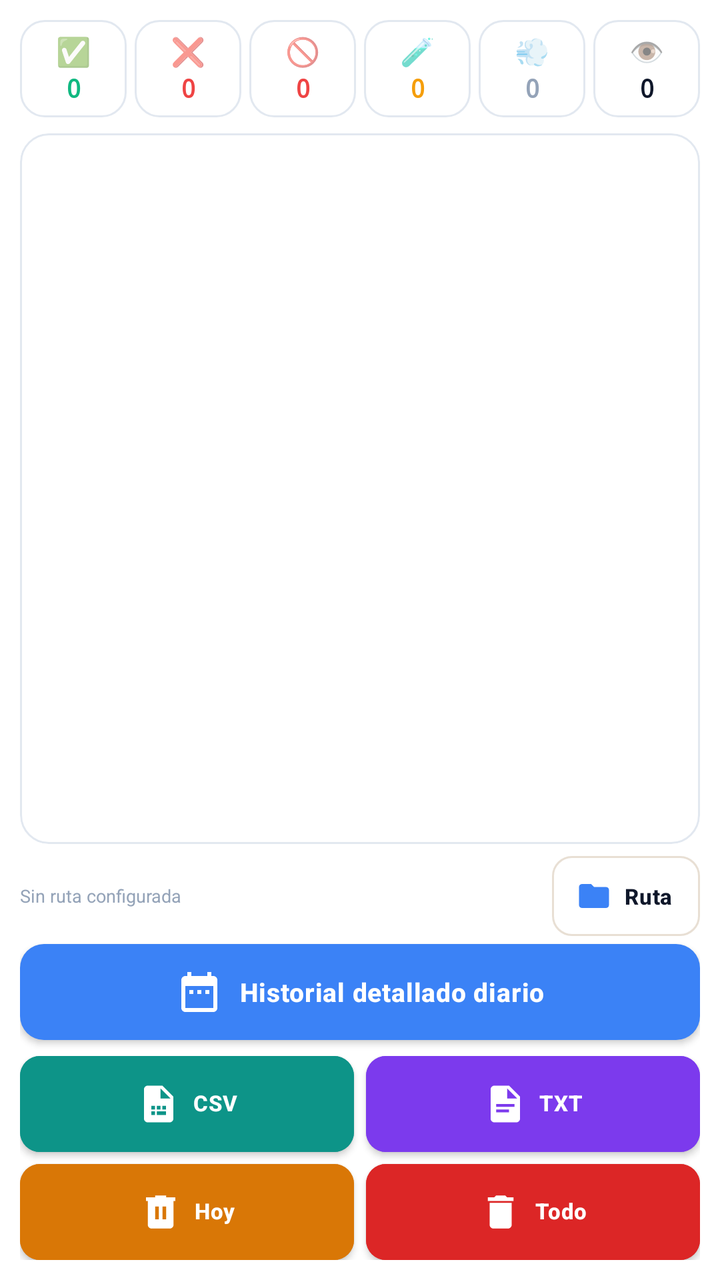
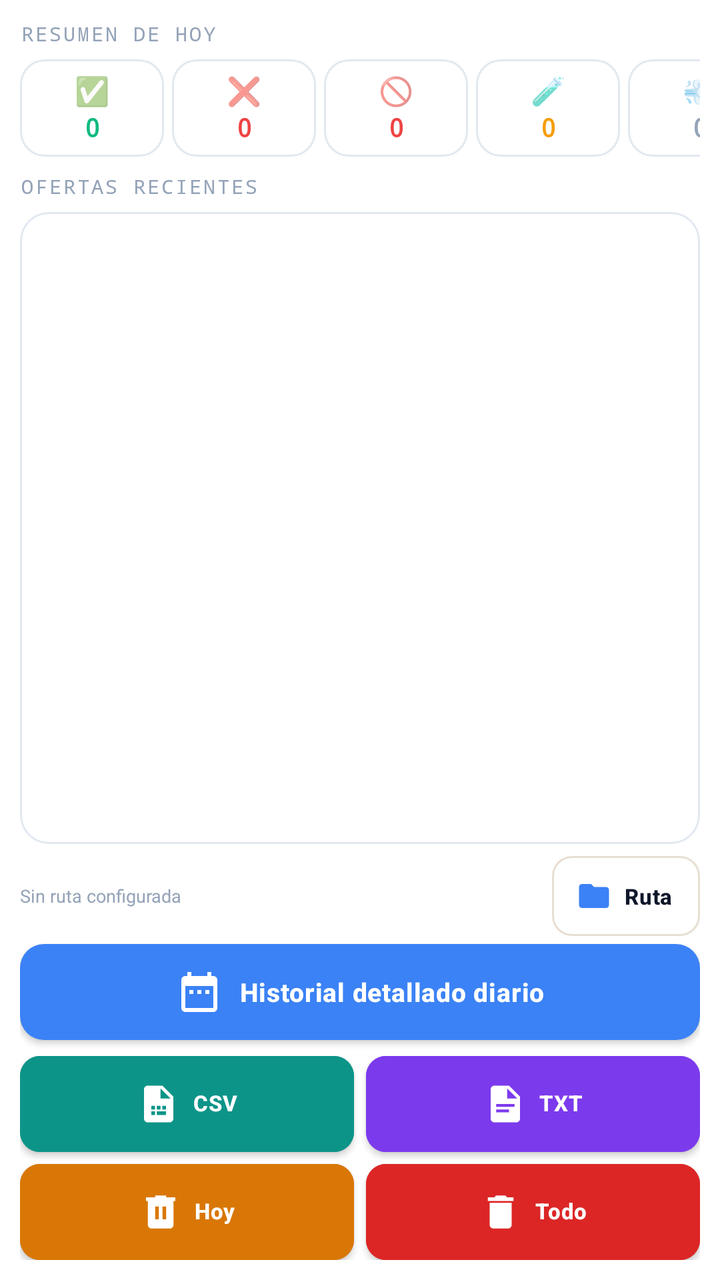

Screens rendered from an Android XML layout before and after an edit, with the pre-edit source and the edit as a unified diff.
<!-- AndroidManifest.xml: application theme AppTheme -->
<!-- res/layout/fragment_historial.xml -->
<?xml version="1.0" encoding="utf-8"?>
<LinearLayout xmlns:android="http://schemas.android.com/apk/res/android"
    xmlns:app="http://schemas.android.com/apk/res-auto"
    android:layout_width="match_parent"
    android:layout_height="match_parent"
    android:orientation="vertical"
    android:background="@color/bg_page"
    android:padding="10dp">

    
    <LinearLayout
        android:layout_width="match_parent"
        android:layout_height="wrap_content"
        android:orientation="horizontal"
        android:layout_marginBottom="8dp">

        <LinearLayout android:id="@+id/cardAccepted"
            android:layout_width="0dp" android:layout_height="wrap_content"
            android:layout_weight="1" android:orientation="vertical" android:gravity="center"
            android:background="@drawable/stat_card" android:padding="6dp"
            android:layout_marginEnd="2dp" android:clickable="true" android:focusable="true">
            <TextView android:layout_width="wrap_content" android:layout_height="wrap_content"
                android:text="✅" android:textSize="14sp" android:gravity="center"/>
            <TextView android:id="@+id/tvHistAccepted"
                android:layout_width="match_parent" android:layout_height="wrap_content"
                android:text="0" android:textSize="13sp" android:textStyle="bold"
                android:fontFamily="monospace"
                android:textColor="@color/green_400" android:gravity="center" android:singleLine="true"/>
        </LinearLayout>

        <LinearLayout android:id="@+id/cardRejected"
            android:layout_width="0dp" android:layout_height="wrap_content"
            android:layout_weight="1" android:orientation="vertical" android:gravity="center"
            android:background="@drawable/stat_card" android:padding="6dp"
            android:layout_marginEnd="2dp" android:layout_marginStart="2dp"
            android:clickable="true" android:focusable="true">
            <TextView android:layout_width="wrap_content" android:layout_height="wrap_content"
                android:text="❌" android:textSize="14sp" android:gravity="center"/>
            <TextView android:id="@+id/tvHistRejected"
                android:layout_width="match_parent" android:layout_height="wrap_content"
                android:text="0" android:textSize="13sp" android:textStyle="bold"
                android:fontFamily="monospace"
                android:textColor="@color/coral_600" android:gravity="center" android:singleLine="true"/>
        </LinearLayout>

        <LinearLayout android:id="@+id/cardCancelled"
            android:layout_width="0dp" android:layout_height="wrap_content"
            android:layout_weight="1" android:orientation="vertical" android:gravity="center"
            android:background="@drawable/stat_card" android:padding="6dp"
            android:layout_marginEnd="2dp" android:layout_marginStart="2dp"
            android:clickable="true" android:focusable="true">
            <TextView android:layout_width="wrap_content" android:layout_height="wrap_content"
                android:text="🚫" android:textSize="14sp" android:gravity="center"/>
            <TextView android:id="@+id/tvHistCancelled"
                android:layout_width="match_parent" android:layout_height="wrap_content"
                android:text="0" android:textSize="13sp" android:textStyle="bold"
                android:fontFamily="monospace"
                android:textColor="@color/coral_600" android:gravity="center" android:singleLine="true"/>
        </LinearLayout>

        <LinearLayout android:id="@+id/cardSimulated"
            android:layout_width="0dp" android:layout_height="wrap_content"
            android:layout_weight="1" android:orientation="vertical" android:gravity="center"
            android:background="@drawable/stat_card" android:padding="6dp"
            android:layout_marginEnd="2dp" android:layout_marginStart="2dp"
            android:clickable="true" android:focusable="true">
            <TextView android:layout_width="wrap_content" android:layout_height="wrap_content"
                android:text="🧪" android:textSize="14sp" android:gravity="center"/>
            <TextView android:id="@+id/tvHistSimulated"
                android:layout_width="match_parent" android:layout_height="wrap_content"
                android:text="0" android:textSize="13sp" android:textStyle="bold"
                android:fontFamily="monospace"
                android:textColor="@color/amber_400" android:gravity="center" android:singleLine="true"/>
        </LinearLayout>

        <LinearLayout android:id="@+id/cardMiss"
            android:layout_width="0dp" android:layout_height="wrap_content"
            android:layout_weight="1" android:orientation="vertical" android:gravity="center"
            android:background="@drawable/stat_card" android:padding="6dp"
            android:layout_marginEnd="2dp" android:layout_marginStart="2dp"
            android:clickable="true" android:focusable="true">
            <TextView android:layout_width="wrap_content" android:layout_height="wrap_content"
                android:text="💨" android:textSize="14sp" android:gravity="center"/>
            <TextView android:id="@+id/tvHistMiss"
                android:layout_width="match_parent" android:layout_height="wrap_content"
                android:text="0" android:textSize="13sp" android:textStyle="bold"
                android:fontFamily="monospace"
                android:textColor="@color/text_hint" android:gravity="center" android:singleLine="true"/>
        </LinearLayout>

        <LinearLayout android:id="@+id/cardSeen"
            android:layout_width="0dp" android:layout_height="wrap_content"
            android:layout_weight="1" android:orientation="vertical" android:gravity="center"
            android:background="@drawable/stat_card" android:padding="6dp"
            android:layout_marginStart="2dp"
            android:clickable="true" android:focusable="true">
            <TextView android:layout_width="wrap_content" android:layout_height="wrap_content"
                android:text="👁" android:textSize="14sp" android:gravity="center"/>
            <TextView android:id="@+id/tvHistSeen"
                android:layout_width="match_parent" android:layout_height="wrap_content"
                android:text="0" android:textSize="13sp" android:textStyle="bold"
                android:fontFamily="monospace"
                android:textColor="@color/text_primary" android:gravity="center" android:singleLine="true"/>
        </LinearLayout>

    </LinearLayout>

    
    <LinearLayout android:layout_width="match_parent" android:layout_height="0dp"
        android:layout_weight="1" android:orientation="vertical">

        <LinearLayout style="@style/Card"
            android:layout_width="match_parent"
            android:layout_height="0dp"
            android:layout_weight="1"
            android:layout_marginBottom="6dp">
            <androidx.recyclerview.widget.RecyclerView
                android:id="@+id/rvOffers"
                android:layout_width="match_parent"
                android:layout_height="match_parent"
                android:clipToPadding="false"
                android:scrollbars="vertical"
                android:fadeScrollbars="true"/>
        </LinearLayout>

        
        <LinearLayout
            android:layout_width="match_parent"
            android:layout_height="wrap_content"
            android:orientation="horizontal"
            android:gravity="center_vertical"
            android:layout_marginBottom="4dp">
            <TextView
                android:id="@+id/tvTxtSavePath"
                android:layout_width="0dp"
                android:layout_height="wrap_content"
                android:layout_weight="1"
                android:text="Sin ruta configurada"
                android:textSize="9sp"
                android:textColor="@color/text_hint"
                android:ellipsize="middle"
                android:maxLines="1"/>
            <com.google.android.material.button.MaterialButton
                android:id="@+id/btnConfigSavePath"
                style="@style/SparkButtonCompact"
                android:layout_width="wrap_content"
                android:layout_height="40dp"
                android:layout_marginStart="6dp"
                android:text="Ruta"
                android:textSize="11sp"
                android:minWidth="0dp"
                android:minHeight="0dp"
                android:paddingLeft="12dp"
                android:paddingRight="14dp"
                app:icon="@drawable/ic_hist_folder"
                app:iconGravity="textStart"
                app:iconPadding="6dp"
                app:iconSize="18dp"
                app:iconTint="@color/colorAccent"/>
        </LinearLayout>

        <com.google.android.material.button.MaterialButton
            android:id="@+id/btnDayLog"
            style="@style/SparkButtonPrimary"
            android:layout_width="match_parent"
            android:layout_height="wrap_content"
            android:layout_marginBottom="8dp"
            android:text="Historial detallado diario"
            android:textSize="13sp"
            app:icon="@drawable/ic_hist_calendar"
            app:iconGravity="textStart"
            app:iconPadding="8dp"
            app:iconTint="@color/button_primary_text"/>

        
        <android.widget.GridLayout
            android:layout_width="match_parent"
            android:layout_height="wrap_content"
            android:columnCount="2"
            android:rowCount="2"
            android:alignmentMode="alignBounds"
            android:columnOrderPreserved="false"
            android:useDefaultMargins="false">

            <com.google.android.material.button.MaterialButton
                android:id="@+id/btnExportCsv"
                style="@style/HistorialActionButton"
                android:layout_width="0dp"
                android:layout_height="@dimen/hist_action_btn_height"
                android:layout_columnWeight="1"
                android:layout_row="0"
                android:layout_column="0"
                android:layout_marginEnd="3dp"
                android:layout_marginBottom="3dp"
                android:backgroundTint="@color/hist_action_csv_bg"
                android:contentDescription="Exportar CSV"
                android:text="CSV"
                app:icon="@drawable/ic_hist_csv"/>

            <com.google.android.material.button.MaterialButton
                android:id="@+id/btnExportTxt"
                style="@style/HistorialActionButton"
                android:layout_width="0dp"
                android:layout_height="@dimen/hist_action_btn_height"
                android:layout_columnWeight="1"
                android:layout_row="0"
                android:layout_column="1"
                android:layout_marginStart="3dp"
                android:layout_marginBottom="3dp"
                android:backgroundTint="@color/hist_action_txt_bg"
                android:contentDescription="Guardar TXT"
                android:text="TXT"
                app:icon="@drawable/ic_hist_txt"/>

            <com.google.android.material.button.MaterialButton
                android:id="@+id/btnResetToday"
                style="@style/HistorialActionButton"
                android:layout_width="0dp"
                android:layout_height="@dimen/hist_action_btn_height"
                android:layout_columnWeight="1"
                android:layout_row="1"
                android:layout_column="0"
                android:layout_marginEnd="3dp"
                android:layout_marginTop="3dp"
                android:backgroundTint="@color/hist_action_today_bg"
                android:contentDescription="Borrar datos de hoy"
                android:text="Hoy"
                app:icon="@drawable/ic_hist_trash_today"/>

            <com.google.android.material.button.MaterialButton
                android:id="@+id/btnClearHistory"
                style="@style/HistorialActionButton"
                android:layout_width="0dp"
                android:layout_height="@dimen/hist_action_btn_height"
                android:layout_columnWeight="1"
                android:layout_row="1"
                android:layout_column="1"
                android:layout_marginStart="3dp"
                android:layout_marginTop="3dp"
                android:backgroundTint="@color/hist_action_all_bg"
                android:contentDescription="Borrar todo el historial"
                android:text="Todo"
                app:icon="@drawable/ic_hist_trash_all"/>
        </android.widget.GridLayout>

    </LinearLayout>

</LinearLayout>
<!-- resources referenced by this layout -->
<resources>
  <color name="amber_400">#F59E0B</color>
  <color name="bg_page">#FFFFFF</color>
  <color name="button_primary_text">#FFFFFF</color>
  <color name="colorAccent">#3B82F6</color>
  <color name="coral_600">#EF4444</color>
  <color name="green_400">#10B981</color>
  <color name="hist_action_all_bg">#DC2626</color>
  <color name="hist_action_csv_bg">#0D9488</color>
  <color name="hist_action_today_bg">#D97706</color>
  <color name="hist_action_txt_bg">#7C3AED</color>
  <color name="text_hint">#94A3B8</color>
  <color name="text_primary">#0F172A</color>
  <dimen name="hist_action_btn_height">48dp</dimen>
  <!-- drawable stat_card (drawable) -->
  <?xml version="1.0" encoding="utf-8"?>
  <shape xmlns:android="http://schemas.android.com/apk/res/android">
      <solid android:color="@color/bg_card"/>
      <stroke android:width="1dp" android:color="@color/border_subtle"/>
      <corners android:radius="12dp"/>
  </shape>
  <style name="HistorialActionButton" parent="HistorialSquareButton">
          <item name="android:paddingLeft">10dp</item>
          <item name="android:paddingRight">10dp</item>
          <item name="iconGravity">textStart</item>
          <item name="iconPadding">6dp</item>
          <item name="iconSize">22dp</item>
          <item name="android:gravity">center_vertical|center_horizontal</item>
      </style>
  <style name="SparkButtonCompact" parent="SparkButtonSecondary">
          <item name="android:minHeight">40dp</item>
          <item name="android:paddingTop">8dp</item>
          <item name="android:paddingBottom">8dp</item>
          <item name="android:paddingLeft">12dp</item>
          <item name="android:paddingRight">12dp</item>
          <item name="android:textSize">12sp</item>
          <item name="cornerRadius">10dp</item>
      </style>
  <color name="bg_card">#FFFFFF</color>
  <color name="border_subtle">#E2E8F0</color>
  <!-- drawable card_bg (drawable) -->
  <?xml version="1.0" encoding="utf-8"?>
  <shape xmlns:android="http://schemas.android.com/apk/res/android">
      <solid android:color="@color/bg_card"/>
      <stroke android:width="1dp" android:color="@color/border_subtle"/>
      <corners android:radius="14dp"/>
  </shape>
  <color name="button_primary_bg">#3B82F6</color>
  <color name="colorPrimary">#FFFFFF</color>
  <color name="colorPrimaryDark">#FFFFFF</color>
  <color name="text_secondary">#475569</color>
  <style name="SparkSwitch" parent="Widget.MaterialComponents.CompoundButton.Switch">
          <item name="thumbTint">@color/header_switch_thumb</item>
          <item name="trackTint">@color/switch_track_selector</item>
      </style>
  <style name="PichiXTextInputLayout" parent="Widget.MaterialComponents.TextInputLayout.OutlinedBox">
          <item name="boxBackgroundColor">@color/bg_input</item>
          <item name="boxStrokeColor">@color/border_input</item>
          <item name="hintTextColor">@color/text_secondary</item>
          <item name="android:textColorHint">@color/text_hint</item>
      </style>
  <color name="white">#FFFFFF</color>
  <color name="border_input">#E8DFD4</color>
  <style name="SparkAlertDialogTitle" parent="MaterialAlertDialog.MaterialComponents.Title.Text">
          <item name="android:textColor">@color/text_primary</item>
      </style>
  <style name="SparkAlertDialogBody" parent="MaterialAlertDialog.MaterialComponents.Body.Text">
          <item name="android:textColor">@color/text_secondary</item>
      </style>
  <style name="SparkAlertDialogButton" parent="Widget.MaterialComponents.Button.TextButton.Dialog">
          <item name="android:textColor">@color/colorAccent</item>
          <item name="rippleColor">@color/sidebar_ripple</item>
      </style>
  <color name="bg_input">#FFF8F0</color>
  <color name="sidebar_ripple">#1A3B82F6</color>
  <!-- unchanged entries left out for length: 12 -->
</resources>

<!-- the commit's change to res/layout/fragment_historial.xml (unified diff, before → after) -->
@@ -7,18 +7,33 @@
     android:background="@color/bg_page"
     android:padding="10dp">
 
-    
+    <TextView
+        android:layout_width="wrap_content"
+        android:layout_height="wrap_content"
+        android:text="@string/historial_section_summary"
+        android:textColor="@color/text_hint"
+        android:textSize="10sp"
+        android:textAllCaps="true"
+        android:letterSpacing="0.10"
+        android:fontFamily="monospace"
+        android:layout_marginBottom="6dp"/>
+
+    <HorizontalScrollView
+        android:layout_width="match_parent"
+        android:layout_height="wrap_content"
+        android:scrollbars="none"
+        android:layout_marginBottom="8dp">
+
     <LinearLayout
-        android:layout_width="match_parent"
-        android:layout_height="wrap_content"
-        android:orientation="horizontal"
-        android:layout_marginBottom="8dp">
+        android:layout_width="wrap_content"
+        android:layout_height="wrap_content"
+        android:orientation="horizontal">
 
         <LinearLayout android:id="@+id/cardAccepted"
-            android:layout_width="0dp" android:layout_height="wrap_content"
-            android:layout_weight="1" android:orientation="vertical" android:gravity="center"
-            android:background="@drawable/stat_card" android:padding="6dp"
-            android:layout_marginEnd="2dp" android:clickable="true" android:focusable="true">
+            android:layout_width="72dp" android:layout_height="wrap_content"
+            android:orientation="vertical" android:gravity="center"
+            android:background="@drawable/stat_card" android:padding="6dp"
+            android:layout_marginEnd="4dp" android:clickable="true" android:focusable="true">
             <TextView android:layout_width="wrap_content" android:layout_height="wrap_content"
                 android:text="✅" android:textSize="14sp" android:gravity="center"/>
             <TextView android:id="@+id/tvHistAccepted"
@@ -29,10 +44,10 @@
         </LinearLayout>
 
         <LinearLayout android:id="@+id/cardRejected"
-            android:layout_width="0dp" android:layout_height="wrap_content"
-            android:layout_weight="1" android:orientation="vertical" android:gravity="center"
-            android:background="@drawable/stat_card" android:padding="6dp"
-            android:layout_marginEnd="2dp" android:layout_marginStart="2dp"
+            android:layout_width="72dp" android:layout_height="wrap_content"
+            android:orientation="vertical" android:gravity="center"
+            android:background="@drawable/stat_card" android:padding="6dp"
+            android:layout_marginEnd="4dp"
             android:clickable="true" android:focusable="true">
             <TextView android:layout_width="wrap_content" android:layout_height="wrap_content"
                 android:text="❌" android:textSize="14sp" android:gravity="center"/>
@@ -44,10 +59,10 @@
         </LinearLayout>
 
         <LinearLayout android:id="@+id/cardCancelled"
-            android:layout_width="0dp" android:layout_height="wrap_content"
-            android:layout_weight="1" android:orientation="vertical" android:gravity="center"
-            android:background="@drawable/stat_card" android:padding="6dp"
-            android:layout_marginEnd="2dp" android:layout_marginStart="2dp"
+            android:layout_width="72dp" android:layout_height="wrap_content"
+            android:orientation="vertical" android:gravity="center"
+            android:background="@drawable/stat_card" android:padding="6dp"
+            android:layout_marginEnd="4dp"
             android:clickable="true" android:focusable="true">
             <TextView android:layout_width="wrap_content" android:layout_height="wrap_content"
                 android:text="🚫" android:textSize="14sp" android:gravity="center"/>
@@ -59,10 +74,10 @@
         </LinearLayout>
 
         <LinearLayout android:id="@+id/cardSimulated"
-            android:layout_width="0dp" android:layout_height="wrap_content"
-            android:layout_weight="1" android:orientation="vertical" android:gravity="center"
-            android:background="@drawable/stat_card" android:padding="6dp"
-            android:layout_marginEnd="2dp" android:layout_marginStart="2dp"
+            android:layout_width="72dp" android:layout_height="wrap_content"
+            android:orientation="vertical" android:gravity="center"
+            android:background="@drawable/stat_card" android:padding="6dp"
+            android:layout_marginEnd="4dp"
             android:clickable="true" android:focusable="true">
             <TextView android:layout_width="wrap_content" android:layout_height="wrap_content"
                 android:text="🧪" android:textSize="14sp" android:gravity="center"/>
@@ -74,10 +89,10 @@
         </LinearLayout>
 
         <LinearLayout android:id="@+id/cardMiss"
-            android:layout_width="0dp" android:layout_height="wrap_content"
-            android:layout_weight="1" android:orientation="vertical" android:gravity="center"
-            android:background="@drawable/stat_card" android:padding="6dp"
-            android:layout_marginEnd="2dp" android:layout_marginStart="2dp"
+            android:layout_width="72dp" android:layout_height="wrap_content"
+            android:orientation="vertical" android:gravity="center"
+            android:background="@drawable/stat_card" android:padding="6dp"
+            android:layout_marginEnd="4dp"
             android:clickable="true" android:focusable="true">
             <TextView android:layout_width="wrap_content" android:layout_height="wrap_content"
                 android:text="💨" android:textSize="14sp" android:gravity="center"/>
@@ -89,10 +104,9 @@
         </LinearLayout>
 
         <LinearLayout android:id="@+id/cardSeen"
-            android:layout_width="0dp" android:layout_height="wrap_content"
-            android:layout_weight="1" android:orientation="vertical" android:gravity="center"
-            android:background="@drawable/stat_card" android:padding="6dp"
-            android:layout_marginStart="2dp"
+            android:layout_width="72dp" android:layout_height="wrap_content"
+            android:orientation="vertical" android:gravity="center"
+            android:background="@drawable/stat_card" android:padding="6dp"
             android:clickable="true" android:focusable="true">
             <TextView android:layout_width="wrap_content" android:layout_height="wrap_content"
                 android:text="👁" android:textSize="14sp" android:gravity="center"/>
@@ -104,16 +118,34 @@
         </LinearLayout>
 
     </LinearLayout>
+
+    </HorizontalScrollView>
+
+    <TextView
+        android:layout_width="wrap_content"
+        android:layout_height="wrap_content"
+        android:text="@string/historial_section_offers"
+        android:textColor="@color/text_hint"
+        android:textSize="10sp"
+        android:textAllCaps="true"
+        android:letterSpacing="0.10"
+        android:fontFamily="monospace"
+        android:layout_marginBottom="6dp"/>
 
     
     <LinearLayout android:layout_width="match_parent" android:layout_height="0dp"
         android:layout_weight="1" android:orientation="vertical">
 
-        <LinearLayout style="@style/Card"
+        <LinearLayout
+            style="@style/Card"
             android:layout_width="match_parent"
             android:layout_height="0dp"
             android:layout_weight="1"
-            android:layout_marginBottom="6dp">
+            android:layout_marginBottom="6dp"
+            android:orientation="vertical">
+            <FrameLayout
+                android:layout_width="match_parent"
+                android:layout_height="match_parent">
             <androidx.recyclerview.widget.RecyclerView
                 android:id="@+id/rvOffers"
                 android:layout_width="match_parent"
@@ -121,6 +153,17 @@
                 android:clipToPadding="false"
                 android:scrollbars="vertical"
                 android:fadeScrollbars="true"/>
+            <TextView
+                android:id="@+id/tvHistEmpty"
+                android:layout_width="match_parent"
+                android:layout_height="match_parent"
+                android:gravity="center"
+                android:padding="20dp"
+                android:text="@string/historial_empty"
+                android:textColor="@color/text_hint"
+                android:textSize="12sp"
+                android:visibility="gone"/>
+            </FrameLayout>
         </LinearLayout>
 
         
<!-- resource entries referenced after the edit -->
@@ -20,6 +20,9 @@
       <stroke android:width="1dp" android:color="@color/border_subtle"/>
       <corners android:radius="12dp"/>
   </shape>
+  <string name="historial_empty">Sin ofertas registradas. Activa el bot y trabaja en Flex para ver el historial aquí.</string>
+  <string name="historial_section_offers">Ofertas recientes</string>
+  <string name="historial_section_summary">Resumen de hoy</string>
   <style name="HistorialActionButton" parent="HistorialSquareButton">
           <item name="android:paddingLeft">10dp</item>
           <item name="android:paddingRight">10dp</item>
